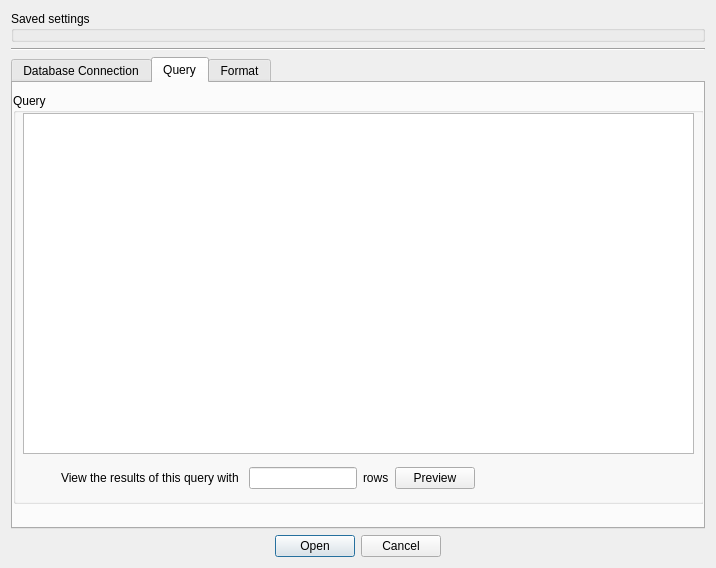
Old version of the form libpvkernel/plugins/input_types/database/db_params.ui in the repository squey/squey.
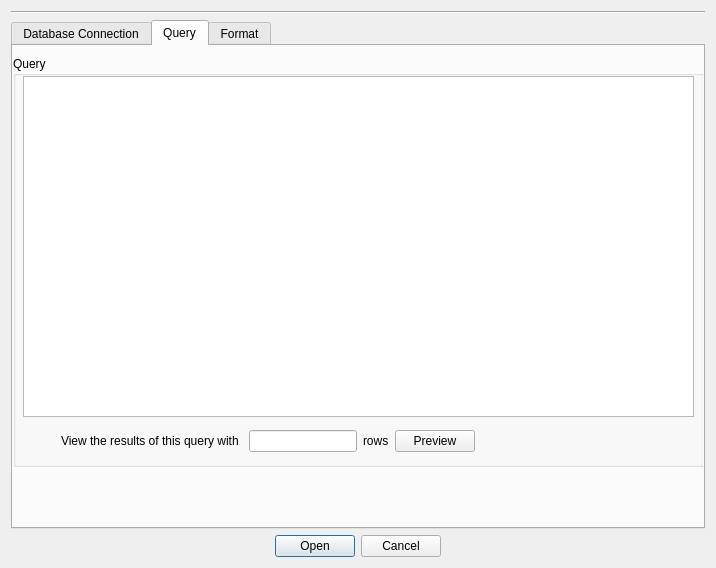
New version of the form.

What changed in the file:
```diff
--- a/libpvkernel/plugins/input_types/database/db_params.ui
+++ b/libpvkernel/plugins/input_types/database/db_params.ui
@@ -15,11 +15,11 @@
   </property>
   <layout class="QVBoxLayout" name="verticalLayout">
    <item>
-    <widget class="QGroupBox" name="groupBox">
-     <property name="title">
-      <string>Saved settings</string>
+    <layout class="QVBoxLayout" name="presets_layout" stretch="">
+     <property name="sizeConstraint">
+      <enum>QLayout::SetMaximumSize</enum>
      </property>
-    </widget>
+    </layout>
    </item>
    <item>
     <widget class="Line" name="line">
```
